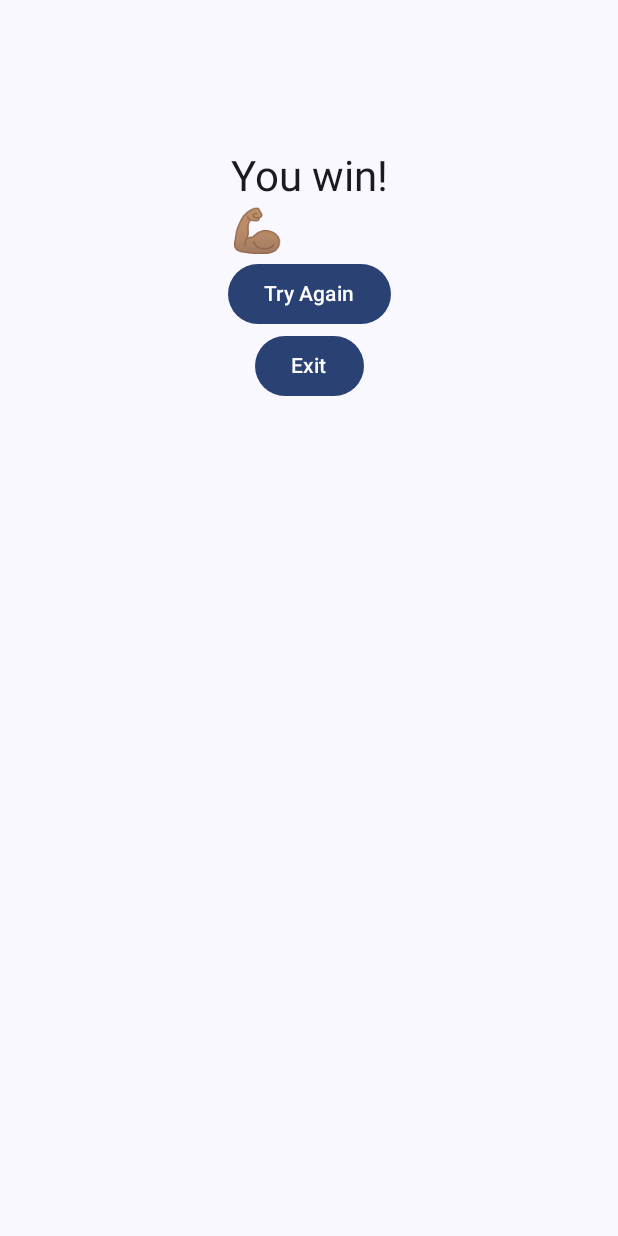
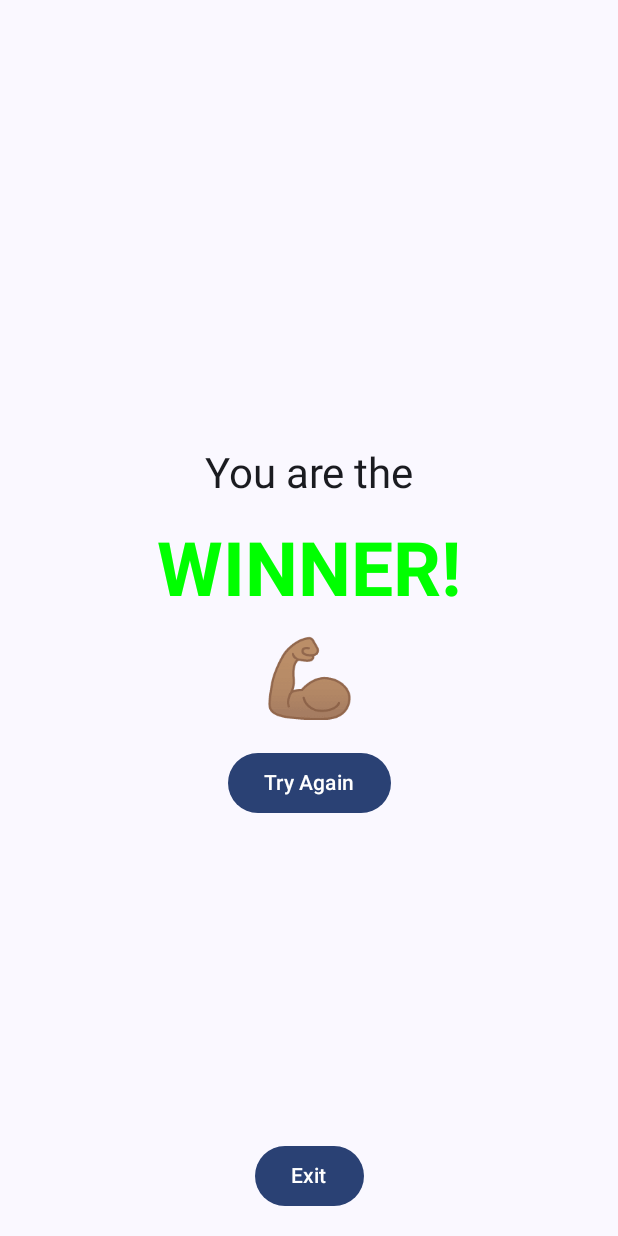
Before and after one commit to pat-shannon/Hangman, an Android app built with Jetpack Compose: the WinPage screen opened through its navigation route, after a tap on "Try Again", on a phone screen of 412 x 824 dp. Run offline under Robolectric (Android 15) with nearby library versions, the phone set to English and light mode, and no system bars.

```diff
--- a/app/src/main/java/com/example/hangman/MainActivity.kt
+++ b/app/src/main/java/com/example/hangman/MainActivity.kt
@@ -1,4 +1,5 @@
 package com.example.hangman
+
 import android.content.Context
 import android.os.Bundle
 import androidx.activity.ComponentActivity
@@ -6,6 +7,7 @@ import androidx.activity.compose.setContent
 import androidx.activity.enableEdgeToEdge
 import androidx.compose.foundation.Image
 import androidx.compose.foundation.layout.Arrangement
+import androidx.compose.foundation.layout.Box
 import androidx.compose.foundation.layout.Column
 import androidx.compose.foundation.layout.fillMaxSize
 import androidx.compose.foundation.layout.fillMaxWidth
@@ -24,9 +26,15 @@ import androidx.compose.runtime.remember
 import androidx.compose.runtime.setValue
 import androidx.compose.ui.Alignment
 import androidx.compose.ui.Modifier
+import androidx.compose.ui.graphics.Color
 import androidx.compose.ui.platform.LocalContext
 import androidx.compose.ui.res.painterResource
 import androidx.compose.ui.res.stringResource
+import androidx.compose.ui.text.SpanStyle
+import androidx.compose.ui.text.buildAnnotatedString
+import androidx.compose.ui.text.font.FontWeight
+import androidx.compose.ui.text.style.TextAlign
+import androidx.compose.ui.text.withStyle
 import androidx.compose.ui.tooling.preview.Preview
 import androidx.compose.ui.unit.dp
 import androidx.compose.ui.unit.sp
@@ -44,7 +52,7 @@ class MainActivity : ComponentActivity() {
         enableEdgeToEdge()
         setContent {
             HangmanTheme {
-               Surface(modifier = Modifier.fillMaxSize()){
+                Surface(modifier = Modifier.fillMaxSize()) {
                     App()
                 }
             }
@@ -56,40 +64,39 @@ class MainActivity : ComponentActivity() {
 fun App() {
     val navController = rememberNavController()
 
-    // Define NavHost with the required arguments
     NavHost(
         navController = navController,
         startDestination = "welcomePage",
     ) {
         composable(route = "welcomePage") {
-            welcomePage(onNextScreen = {navController.navigate("game")})
+            WelcomePage(onNextScreen = { navController.navigate("game") })
         }
-        composable (route = "game"){
-            game(
-                gameOverScreen = { word: String -> navController.navigate("gameOver/${word}")},
-                welcomeScreen = {navController.navigate("welcomePage")},
-                {navController.navigate("winPage")})
+        composable(route = "game") {
+            Game(
+                gameOverScreen = { word: String -> navController.navigate("gameOver/${word}") },
+                welcomeScreen = { navController.navigate("welcomePage") },
+                { navController.navigate("winPage") })
         }
-        composable (route = "gameOver/{word}"){
+        composable(route = "gameOver/{word}") {
             val word = it.arguments?.getString("word")
-            gameOver(word= word.toString(), onNextScreen = {navController.navigate("game")},
-                welcomeScreen = {navController.navigate("welcomePage")})
+            GameOver(word = word.toString(), onNextScreen = { navController.navigate("game") },
+                welcomeScreen = { navController.navigate("welcomePage") })
         }
-        composable (route = "winPage"){
-            winPage(onNextScreen = {navController.navigate("game")},
-                welcomeScreen = {navController.navigate("welcomePage")})
+        composable(route = "winPage") {
+            WinPage(onNextScreen = { navController.navigate("game") },
+                welcomeScreen = { navController.navigate("welcomePage") })
         }
     }
 }
 
-public fun getWords(context: Context): MutableList<String>{
-    var wordList: MutableList<String> = mutableListOf()
+fun getWords(context: Context): MutableList<String> {
+    val wordList: MutableList<String> = mutableListOf()
 
 
-    try{
+    try {
         val assetManager = context.assets
         val inputStream = assetManager.open("Words.txt")
-        inputStream.bufferedReader().forEachLine { wordList.add(it.uppercase())}
+        inputStream.bufferedReader().forEachLine { wordList.add(it.uppercase()) }
     } catch (e: IOException) {
         e.printStackTrace()
     }
@@ -97,24 +104,20 @@ public fun getWords(context: Context): MutableList<String>{
 }
 
 
-
-
-
 @Composable
-fun game(gameOverScreen: (String) -> Unit, welcomeScreen: () -> Unit, winPage: () -> Unit) {
+fun Game(gameOverScreen: (String) -> Unit, welcomeScreen: () -> Unit, winPage: () -> Unit) {
 
     val context = LocalContext.current
     val wordList = getWords(context)
     val randomIndex = Random.nextInt(wordList.size)
+    val word by remember { mutableStateOf(wordList[randomIndex]) }
+    var progress by remember { mutableStateOf("_".repeat(word.length)) }
+    var incorrectCounter by remember { mutableIntStateOf(0) }
+    val maxCounter = 8
+    var inputLetter by remember { mutableStateOf("") }
+    var incorrectLetters by remember { mutableStateOf("") }
 
-    var word by remember {mutableStateOf(wordList[randomIndex])}
-    var progress by remember {mutableStateOf("_".repeat(word.length))}
-    var incorrectCounter by remember { mutableIntStateOf(0)}
-    val maxCounter = 8
-    println(progress)
-    var InputLetter by remember {mutableStateOf("")}
-    var incorrectLetters by remember {mutableStateOf("")}
-    val image = when(incorrectCounter){
+    val image = when (incorrectCounter) {
         0 -> R.drawable.h0
         1 -> R.drawable.h1
         2 -> R.drawable.h2
@@ -123,31 +126,40 @@ fun game(gameOverScreen: (String) -> Unit, welcomeScreen: () -> Unit, winPage: (
         5 -> R.drawable.h5
         6 -> R.drawable.h6
         7 -> R.drawable.h7
-        else -> {R.drawable.h0}}
+        else -> {
+            R.drawable.h0
+        }
+    }
 
+    Box(
+        modifier = Modifier
+            .fillMaxSize()
+    ) {
 
-    Column (
+        Column(
             horizontalAlignment = Alignment.CenterHorizontally,
             modifier = Modifier.fillMaxSize()
-    ){
-        Text(text = "Hangman Game",
+        ) {
+            Text(
+                text = "Hangman™",
                 style = MaterialTheme.typography.headlineMedium,
                 modifier = Modifier
-                .padding(top = 100.dp))
+                    .padding(top = 100.dp)
+            )
 
-        Text(text = progress,
+            Text(
+                text = progress,
                 style = MaterialTheme.typography.headlineMedium,
                 modifier = Modifier.padding(top = 100.dp),
                 letterSpacing = 2.sp
             )
 
-
-
-        // User InputLetter Field
             OutlinedTextField(
-            value = InputLetter.uppercase(),
-            onValueChange = { if(it.length < 2) {
-                InputLetter = it.uppercase() }
+                value = inputLetter.uppercase(),
+                onValueChange = {
+                    if (it.length < 2) {
+                        inputLetter = it.uppercase()
+                    }
                 },
                 label = { Text("type a letter") },
                 modifier = Modifier
@@ -159,63 +171,69 @@ fun game(gameOverScreen: (String) -> Unit, welcomeScreen: () -> Unit, winPage: (
                 onClick = {
                     var checkWord = word
 
-                if (InputLetter in word){
-                    for (letter in word){
-                        if (InputLetter == letter.toString()){
-                            var index = checkWord.indexOf(letter)
-                            println("checkWord was "+ checkWord)
-                            checkWord = checkWord.replaceRange(index, index+1, "*")
-                            println("checkWord goes to -> "+ checkWord)
-                            progress = progress.replaceRange(index, index+1, letter.toString())
+                    if (inputLetter in word) {
+                        for (letter in word) {
+                            if (inputLetter == letter.toString()) {
+                                val index = checkWord.indexOf(letter)
+                                checkWord = checkWord.replaceRange(index, index + 1, "*")
+                                progress =
+                                    progress.replaceRange(index, index + 1, letter.toString())
                             }
                         }
-                } else{
-                    if(InputLetter !in incorrectLetters){
-                        incorrectCounter+=1
-                        incorrectLetters = "${incorrectLetters} ${InputLetter}"
+                    } else {
+                        if (inputLetter !in incorrectLetters) {
+                            incorrectCounter += 1
+                            incorrectLetters = "$incorrectLetters $inputLetter"
                         }
-                    if (incorrectCounter == maxCounter){
-                        // User has lost
+                        if (incorrectCounter == maxCounter) {
                             gameOverScreen(word)
 
                         }
                     }
-                InputLetter = ""
+                    inputLetter = ""
                     if (word == progress) {
                         winPage()
                     }
 
                 }
             ) {
-            Text(text="Submit")
+                Text(text = "Submit")
             }
-        Text(text="Incorrect Attempts: ${incorrectCounter}")
-        Image(painter = painterResource(id = image),
-            contentDescription = null)
-        Text(text="Incorrect Letters:\n${incorrectLetters}")
+            Text(text = "Incorrect Attempts: $incorrectCounter")
+            Image(
+                painter = painterResource(id = image),
+                contentDescription = null
+            )
+            Text(text = "Incorrect Letters:\n${incorrectLetters}")
+
+        }
         Button(
-            onClick = {welcomeScreen()}
-        ){
-            Text(text="Exit")
+            onClick = { welcomeScreen() },
+            modifier = Modifier
+                .align(Alignment.BottomCenter)
+                .padding(bottom = 20.dp)
+
+        ) {
+            Text(text = "Exit")
         }
     }
 
 }
 
 @Composable
-fun welcomePage(onNextScreen:()->Unit){
-    Column (
+fun WelcomePage(onNextScreen: () -> Unit) {
+    Column(
         modifier = Modifier
             .fillMaxSize()
             .padding(16.dp),
-        verticalArrangement = Arrangement.Top,
-        horizontalAlignment = androidx.compose.ui.Alignment.CenterHorizontally
-        ){
+        verticalArrangement = Arrangement.Center,
+
+        horizontalAlignment = Alignment.CenterHorizontally
+    ) {
         Text(
             text = "Welcome to Hangman",
             style = MaterialTheme.typography.headlineMedium,
             modifier = Modifier
-                .padding(top = 100.dp)
         )
         Button(
             onClick = {
@@ -224,73 +242,113 @@ fun welcomePage(onNextScreen:()->Unit){
             modifier = Modifier
                 .fillMaxWidth()
                 .padding(top = 32.dp)
-        ){
-            Text(text = stringResource(R.string.button_label))
+        ) {
+            Text(text = stringResource(R.string.start_button_label))
         }
     }
 }
 
 @Composable
-fun gameOver(word: String, onNextScreen: () -> Unit, welcomeScreen: () -> Unit){
-    Column (
+fun GameOver(word: String, onNextScreen: () -> Unit, welcomeScreen: () -> Unit) {
+    Box(
+        modifier = Modifier
+            .fillMaxSize()
+    ) {
+        Column(
+            verticalArrangement = Arrangement.Center,
             horizontalAlignment = Alignment.CenterHorizontally,
             modifier = Modifier.fillMaxSize()
-    ){
-        Text(text = "Game Over\nThe word was: $word",
+        ) {
+            Text(
+                text = "Game Over\nThe word was:\n$word",
                 style = MaterialTheme.typography.headlineMedium,
                 modifier = Modifier
-                .padding(top = 100.dp))
+                    .padding(bottom = 20.dp),
+                textAlign = TextAlign.Center
+
+            )
 
             Button(
-            onClick = {onNextScreen()}
-        ){
-            Text(text="Try Again")
+                onClick = { onNextScreen() }
+            ) {
+                Text(text = "Try Again")
+            }
+
+
         }
         Button(
-            onClick = {welcomeScreen()}
-        ){
-            Text(text="Exit")
+            onClick = { welcomeScreen() },
+            modifier = Modifier
+                .align(Alignment.BottomCenter)
+                .padding(bottom = 20.dp)
+
+        ) {
+            Text(text = "Exit")
         }
-
     }
 
 }
 
 @Composable
-fun winPage(onNextScreen: () -> Unit, welcomeScreen: () -> Unit){
-    Column (
+fun WinPage(onNextScreen: () -> Unit, welcomeScreen: () -> Unit) {
+    Box(
+        modifier = Modifier
+            .fillMaxSize()
+    ) {
+        Column(
+            verticalArrangement = Arrangement.Center,
             horizontalAlignment = Alignment.CenterHorizontally,
             modifier = Modifier.fillMaxSize()
-    ){
-        Text(text = "You win!\n💪🏽",
+        ) {
+
+            Text(
+                text = buildAnnotatedString {
+                    appendLine("You are the\n")
+                    withStyle(
+                        style = SpanStyle(
+                            color = Color.Green,
+                            fontSize = 50.sp,
+                            fontWeight = FontWeight.Bold
+                        )
+                    ) {
+                        appendLine("WINNER!")
+                        append("\n💪🏽")
+                    }
+
+                },
                 style = MaterialTheme.typography.headlineMedium,
-            modifier = Modifier
-                .padding(top = 100.dp))
+                textAlign = TextAlign.Center,
+                modifier = Modifier.padding(20.dp)
+            )
+
+
 
             Button(
-            onClick = {onNextScreen()}
-        ){
-            Text(text="Try Again")
+                onClick = { onNextScreen() }
+            ) {
+                Text(text = "Try Again")
+            }
+
+
         }
         Button(
-            onClick = {welcomeScreen()}
-        ){
-            Text(text="Exit")
+            onClick = { welcomeScreen() },
+            modifier = Modifier
+                .align(Alignment.BottomCenter)
+                .padding(bottom = 16.dp)
+        ) {
+            Text(text = "Exit")
         }
-
     }
 
 }
 
 
-
-
-
-
 @Preview(showBackground = true)
 @Composable
-fun PreviewApp(){
+fun PreviewApp() {
     HangmanTheme {
         App()
     }
+
 }
--- a/app/src/main/res/values/strings.xml
+++ b/app/src/main/res/values/strings.xml
@@ -1,4 +1,4 @@
 <resources>
     <string name="app_name">Hangman</string>
-    <string name="button_label">Start</string>
+    <string name="start_button_label">Start</string>
 </resources>
```
Also changed, not shown: 1 other file. Lines whose indentation alone changed are shown as unchanged.
